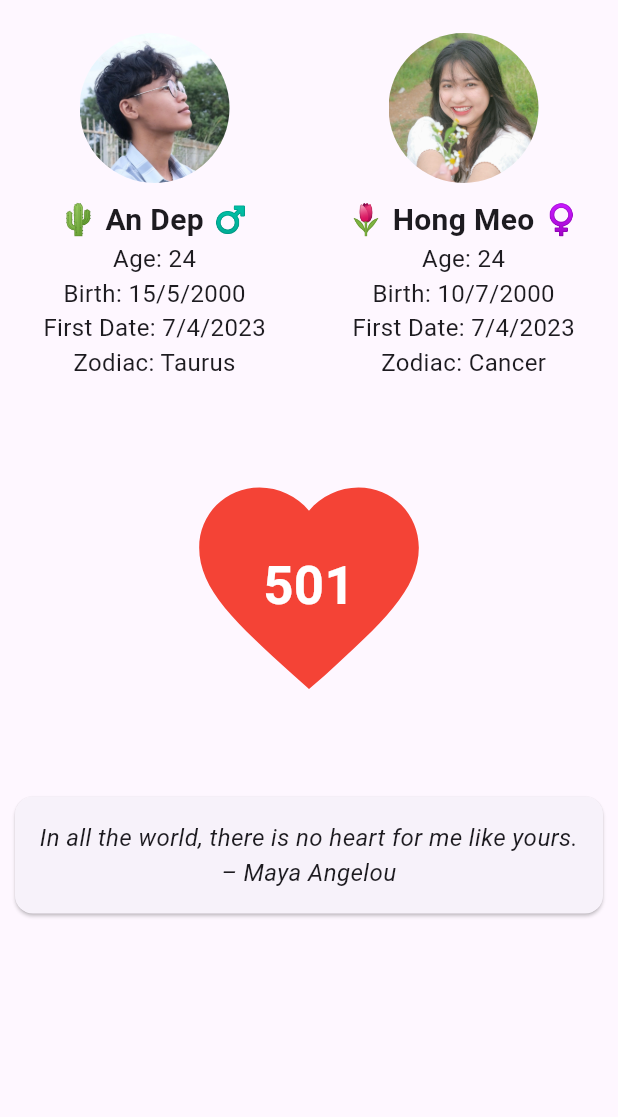
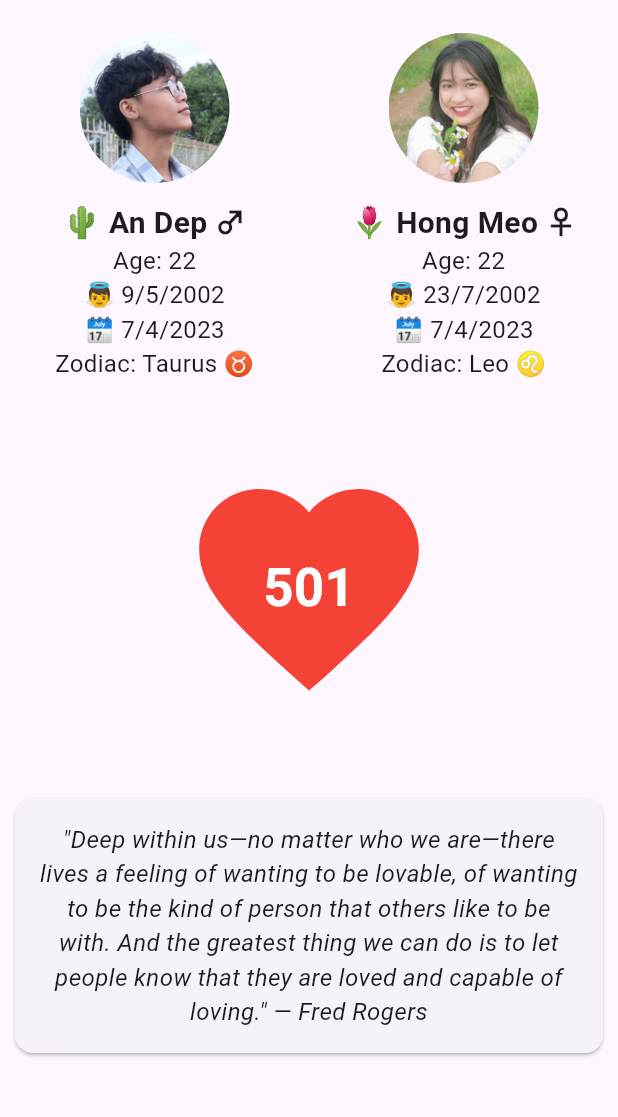
Before and after one commit to anvng/LoveDays, a Flutter app: the screen it shows after launch, on a phone screen of 412 x 824 dp, the part 63-1180 px from its top. Run offline on Flutter 3.47's test engine with Material 3 defaults, Android fonts, the phone set to English and light mode, and no system bars; our stand-ins replace image_picker.

Commit message:
style: add icons and quotes

```diff
--- a/lib/data/quotes.dart
+++ b/lib/data/quotes.dart
@@ -5,5 +5,14 @@ final List<String> loveQuotes = [
   "Love is when the other person's happiness is more important than your own. – H. Jackson Brown, Jr.",
   "In all the world, there is no heart for me like yours. – Maya Angelou",
   "You are my heart, my life, my one and only thought. – Arthur Conan Doyle",
-  // Add more quotes here
+  '"Every morning when I wake up, the most beautiful flower in my heart is your smile!" - ăn đép',
+  '"I fell in love with her courage, her sincerity, and her flaming self respect. And it’s these things I’d believe in, even if the whole world indulged in wild suspicions that she wasn’t all she should be. I love her and it is the beginning of everything.” – F. Scott Fitzgerald',
+  '"I love you. I have loved you since the first moment I saw you. I guess maybe I have even loved you before I saw you." — A Place in the Sun',
+  '"I would have really liked just doing laundry and taxes with you." — Everything Everywhere All At Once',
+  '"If I know what love is, it is because of you." — Herman Hesse, Narcissus and Goldmund',
+  '"If one day the moon calls you by your name do not be surprised, because every night I tell her about you." — Shahrazad al-Khalij',
+  '"Deep within us—no matter who we are—there lives a feeling of wanting to be lovable, of wanting to be the kind of person that others like to be with. And the greatest thing we can do is to let people know that they are loved and capable of loving." — Fred Rogers',
+  '"It is you. It is me. It is us." — The Haunting of Bly Manor',
+  '"Nobody has ever measured, not even poets, how much the heart can hold." — Zelda Fitzgerald',
+  '"こうふく" - anvndev',
 ];
--- a/lib/screens/home_screen.dart
+++ b/lib/screens/home_screen.dart
@@ -26,12 +26,12 @@ class _HomeScreenState extends State<HomeScreen>
     super.initState();
     malePerson = Person(
       name: '🌵 An Dep ♂️',
-      dateOfBirth: DateTime(2000, 5, 15),
+      dateOfBirth: DateTime(2002, 5, 9),
       firstDate: meetDate,
     );
     femalePerson = Person(
       name: '🌷 Hong Meo ♀️',
-      dateOfBirth: DateTime(2000, 7, 10),
+      dateOfBirth: DateTime(2002, 7, 23),
       firstDate: meetDate,
     );
     daysTogether = DateTime.now().difference(meetDate).inDays;
@@ -130,9 +130,9 @@ class _HomeScreenState extends State<HomeScreen>
             style: const TextStyle(fontSize: 20, fontWeight: FontWeight.bold),
           ),
           Text('Age: ${person.age}', style: const TextStyle(fontSize: 16)),
-          Text('Birth: ${_formatDate(person.dateOfBirth)}',
+          Text('👼 ${_formatDate(person.dateOfBirth)}',
               style: const TextStyle(fontSize: 16)),
-          Text('First Date: ${_formatDate(person.firstDate)}',
+          Text('🗓️ ${_formatDate(person.firstDate)}',
               style: const TextStyle(fontSize: 16)),
           Text('Zodiac: ${person.zodiacSign}',
               style: const TextStyle(fontSize: 16)),
--- a/lib/utils/date_utils.dart
+++ b/lib/utils/date_utils.dart
@@ -5,25 +5,25 @@ String getZodiacSign(DateTime dateOfBirth) {
   if ((month == 1 && day >= 20) || (month == 2 && day <= 18)) {
     return "Aquarius ♒";
   } else if ((month == 2 && day >= 19) || (month == 3 && day <= 20)) {
-    return "Pisces";
+    return "Pisces ♓";
   } else if ((month == 3 && day >= 21) || (month == 4 && day <= 19)) {
-    return "Aries";
+    return "Aries ♈";
   } else if ((month == 4 && day >= 20) || (month == 5 && day <= 20)) {
-    return "Taurus";
+    return "Taurus ♉";
   } else if ((month == 5 && day >= 21) || (month == 6 && day <= 20)) {
-    return "Gemini";
+    return "Gemini ♊";
   } else if ((month == 6 && day >= 21) || (month == 7 && day <= 22)) {
-    return "Cancer";
+    return "Cancer ♋";
   } else if ((month == 7 && day >= 23) || (month == 8 && day <= 22)) {
-    return "Leo";
+    return "Leo ♌";
   } else if ((month == 8 && day >= 23) || (month == 9 && day <= 22)) {
-    return "Virgo";
+    return "Virgo ♍";
   } else if ((month == 9 && day >= 23) || (month == 10 && day <= 22)) {
-    return "Libra";
+    return "Libra ♎";
   } else if ((month == 10 && day >= 23) || (month == 11 && day <= 21)) {
-    return "Scorpio";
+    return "Scorpio ♏";
   } else if ((month == 11 && day >= 22) || (month == 12 && day <= 21)) {
-    return "Sagittarius";
+    return "Sagittarius ♐";
   } else if ((month == 12 && day >= 22) || (month == 1 && day <= 19)) {
     return "Capricorn ♑";
   } else {
```
